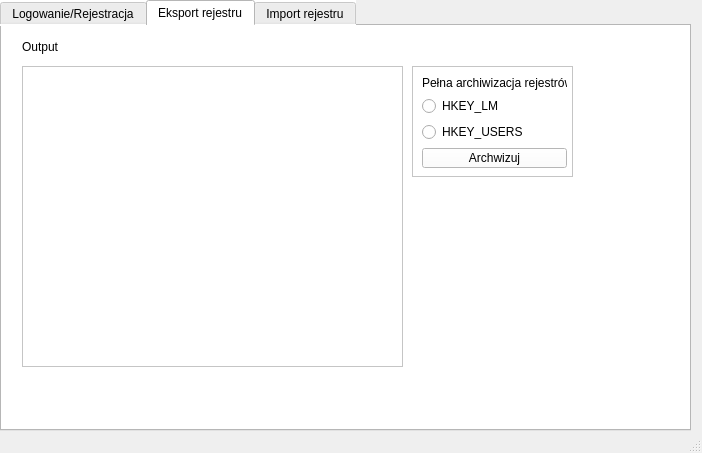
The window that mainwindow.ui (Wasgo097/System_programming_Project) describes before a commit, drawn with Qt 5.
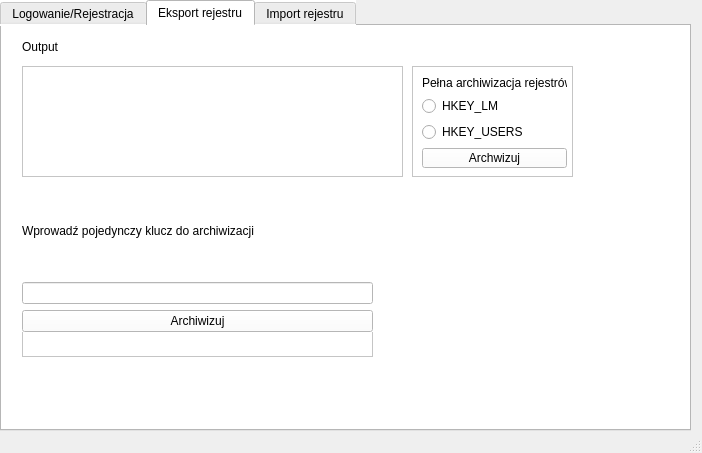
The same window after the commit. The open tabs and pages were chosen to show the change.

Commit message: during archive one key

```diff
--- a/mainwindow.ui
+++ b/mainwindow.ui
@@ -193,7 +193,7 @@
            <x>20</x>
            <y>40</y>
            <width>381</width>
-           <height>301</height>
+           <height>111</height>
           </rect>
          </property>
         </widget>
@@ -266,6 +266,51 @@
           </layout>
          </widget>
         </widget>
+        <widget class="QFrame" name="frame_2">
+         <property name="geometry">
+          <rect>
+           <x>20</x>
+           <y>160</y>
+           <width>351</width>
+           <height>171</height>
+          </rect>
+         </property>
+         <property name="frameShape">
+          <enum>QFrame::StyledPanel</enum>
+         </property>
+         <property name="frameShadow">
+          <enum>QFrame::Raised</enum>
+         </property>
+         <widget class="QWidget" name="gridLayoutWidget_4">
+          <property name="geometry">
+           <rect>
+            <x>0</x>
+            <y>0</y>
+            <width>351</width>
+            <height>146</height>
+           </rect>
+          </property>
+          <layout class="QGridLayout" name="gridLayout_4">
+           <item row="1" column="0">
+            <widget class="QLabel" name="label_7">
+             <property name="text">
+              <string>Wprowadź pojedynczy klucz do archiwizacji</string>
+             </property>
+            </widget>
+           </item>
+           <item row="3" column="0">
+            <widget class="QPushButton" name="one_archive">
+             <property name="text">
+              <string>Archiwizuj</string>
+             </property>
+            </widget>
+           </item>
+           <item row="2" column="0">
+            <widget class="QLineEdit" name="key"/>
+           </item>
+          </layout>
+         </widget>
+        </widget>
        </widget>
        <widget class="QWidget" name="tab_5">
         <attribute name="title">
```
Left out of the diff: 2 changed lines with no effect on the pictures. The commit also changes 4 other files.
